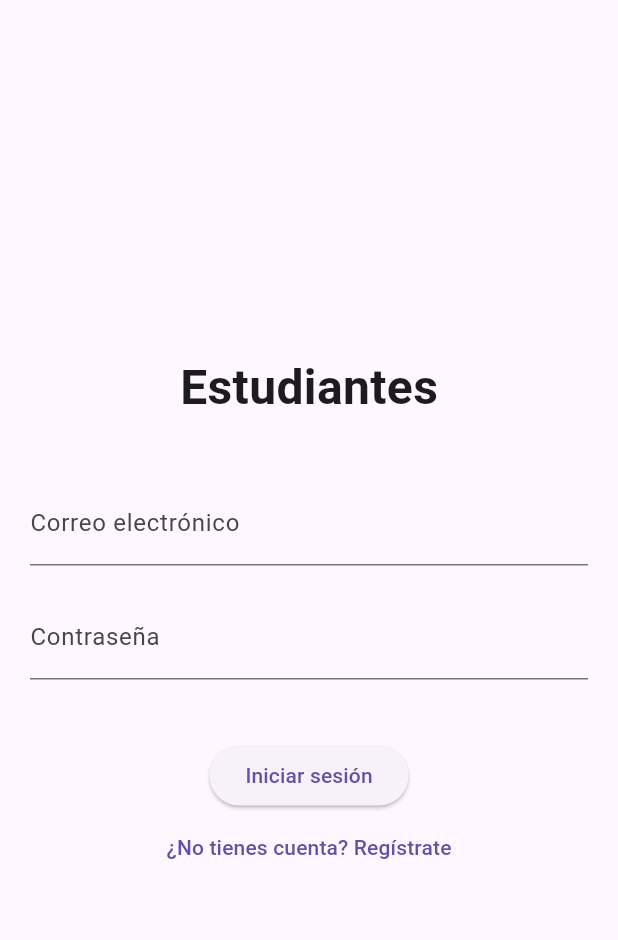
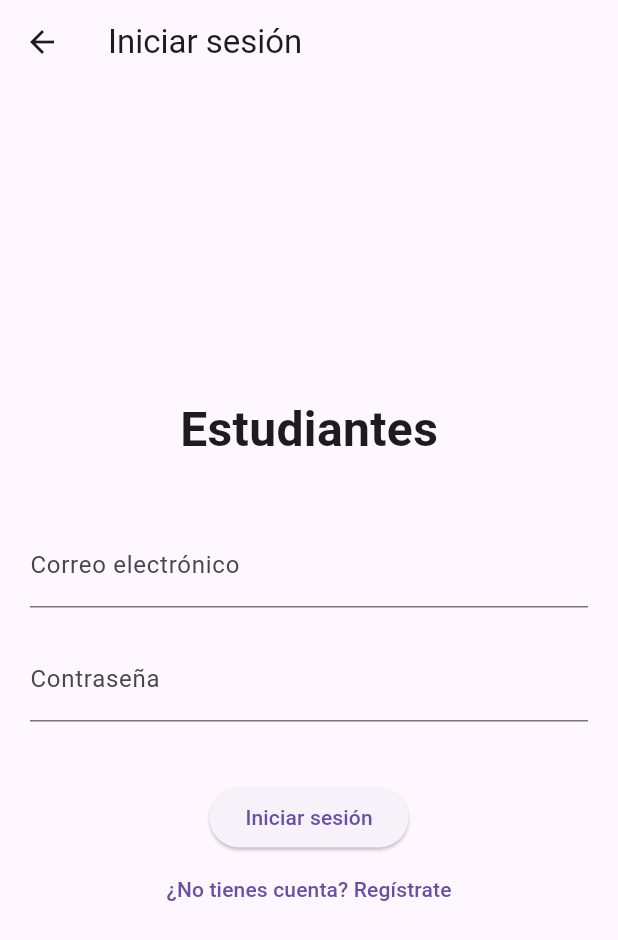
Before and after one commit to robecm/FaceCheck-UANL-Frontend, a Flutter app: the screen it shows after launch, after a tap on "Estudiante", on a phone screen of 412 x 824 dp. Shown: the top 940 px of the screen. Run offline on Flutter 3.47's test engine with Material 3 defaults, Android fonts, the phone set to English and light mode, and no system bars.

Commit message:
Add back buttons, and redirect to main home to debug

```diff
--- a/lib/main.dart
+++ b/lib/main.dart
@@ -22,6 +22,7 @@ class MyApp extends StatelessWidget {
         '/login_selection': (context) => LoginSelectionScreen(),
         '/student_login': (context) => StudentLoginScreen(),
         '/teacher_login': (context) => TeacherLoginScreen(),
+        '/home': (context) => HomeScreen(),
       },
     );
   }
--- a/lib/student_login_screen.dart
+++ b/lib/student_login_screen.dart
@@ -19,6 +19,7 @@ class StudentLoginScreenState extends State<StudentLoginScreen> {
       // TODO Login logic
       print('Email: $_email, Password: $_password');
 
+
       Navigator.pushReplacementNamed(context, '/home');
     }
   }
@@ -26,6 +27,10 @@ class StudentLoginScreenState extends State<StudentLoginScreen> {
   @override
   Widget build(BuildContext context) {
     return Scaffold(
+      appBar: AppBar(
+        leading: BackButton(),
+        title: Text('Iniciar sesión'),
+      ),
       body: Padding(
         padding: const EdgeInsets.all(20.0),
         child: Center(
--- a/lib/teacher_login_screen.dart
+++ b/lib/teacher_login_screen.dart
@@ -26,6 +26,10 @@ class TeacherLoginScreenState extends State<TeacherLoginScreen> {
   @override
   Widget build(BuildContext context) {
     return Scaffold(
+      appBar: AppBar(
+        leading: BackButton(),
+        title: Text('Iniciar sesión'),
+      ),
       body: Padding(
         padding: const EdgeInsets.all(20.0),
         child: Center(
```
